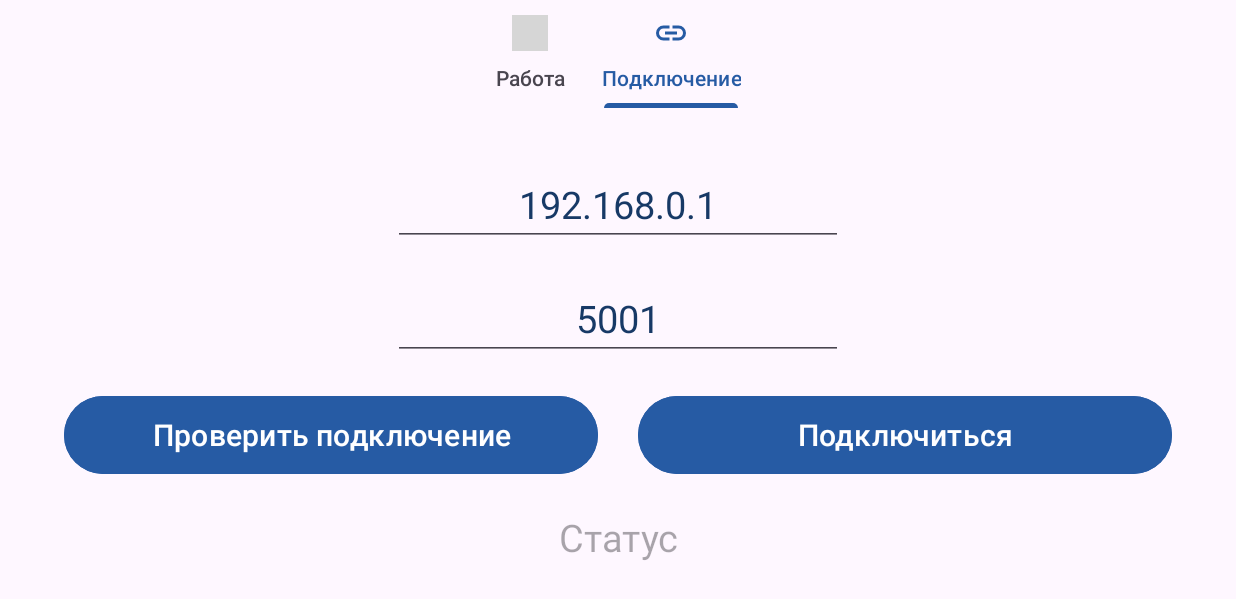
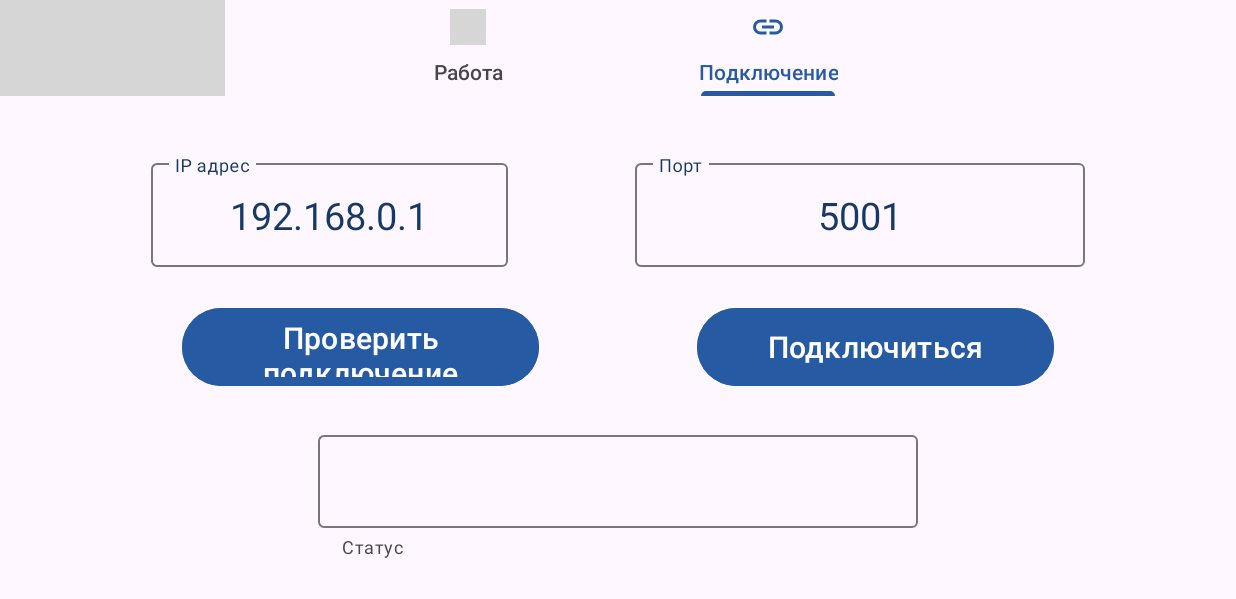
Before and after one commit to mkopichev/scales_2, an Android app: the screen it shows after launch (MainActivity), tab 2 chosen, on a phone screen of 824 x 412 dp (held sideways). Shown: the top 599 px of the screen. Run offline under Robolectric (Android 15) with nearby library versions, the phone set to English and light mode, and no system bars; grey boxes are pictures that could not be loaded.

Commit message:
design issues fixed

```diff
--- a/app/src/main/res/layout/activity_main.xml
+++ b/app/src/main/res/layout/activity_main.xml
@@ -1,14 +1,23 @@
 <?xml version="1.0" encoding="utf-8"?>
 <androidx.constraintlayout.widget.ConstraintLayout xmlns:android="http://schemas.android.com/apk/res/android"
     xmlns:app="http://schemas.android.com/apk/res-auto"
+    xmlns:tools="http://schemas.android.com/tools"
     android:id="@+id/container"
     android:layout_width="match_parent"
     android:layout_height="match_parent">
 
+    <ImageView
+        android:layout_width="150dp"
+        android:layout_height="64dp"
+        android:importantForAccessibility="no"
+        android:src="@drawable/sever_metropol_logo"
+        app:layout_constraintStart_toStartOf="parent"
+        app:layout_constraintTop_toTopOf="parent"/>
+
     <com.google.android.material.tabs.TabLayout
         android:id="@+id/nav_view"
-        android:layout_width="0dp"
-        android:layout_height="wrap_content"
+        android:layout_width="400dp"
+        android:layout_height="64dp"
         android:background="?android:attr/windowBackground"
         app:layout_constraintLeft_toLeftOf="parent"
         app:layout_constraintRight_toRightOf="parent"
@@ -17,14 +26,14 @@
         <com.google.android.material.tabs.TabItem
             android:layout_width="0dp"
             android:layout_height="wrap_content"
-            android:text="@string/title_work"
-            android:icon="@drawable/scales"/>
+            android:icon="@drawable/scales"
+            android:text="@string/title_work" />
 
         <com.google.android.material.tabs.TabItem
             android:layout_width="0dp"
             android:layout_height="wrap_content"
-            android:text="@string/title_connect"
-            android:icon="@drawable/connect"/>
+            android:icon="@drawable/connect"
+            android:text="@string/title_connect" />
 
     </com.google.android.material.tabs.TabLayout>
 
@@ -32,9 +41,9 @@
         android:id="@+id/nav_host_fragment_activity_main"
         android:layout_width="match_parent"
         android:layout_height="0dp"
-        app:defaultNavHost="true"
         android:layout_marginHorizontal="@dimen/activity_horizontal_margin"
         android:layout_marginVertical="@dimen/activity_vertical_margin"
+        app:defaultNavHost="true"
         app:layout_constraintBottom_toBottomOf="parent"
         app:layout_constraintLeft_toLeftOf="parent"
         app:layout_constraintRight_toRightOf="parent"
--- a/app/src/main/res/layout/fragment_connect.xml
+++ b/app/src/main/res/layout/fragment_connect.xml
@@ -5,36 +5,56 @@
     android:layout_width="match_parent"
     android:layout_height="match_parent">
 
-    <EditText
-        android:id="@+id/scale_ip_address"
-
-        android:layout_width="300dp"
+    <com.google.android.material.textfield.TextInputLayout
+        android:id="@+id/scale_ip_address_field"
+        style="@style/input_edit_text"
+        android:layout_width="0dp"
         android:layout_height="wrap_content"
-        android:autofillHints="ip"
         android:hint="@string/ip_hint"
         android:inputType="phone"
         android:textAlignment="center"
-        android:textColor="@color/blue_dark"
-        android:textSize="25sp"
-        app:layout_constraintBottom_toTopOf="@id/scale_port"
-        app:layout_constraintEnd_toEndOf="parent"
+        app:layout_constrainedWidth="true"
+        app:layout_constraintBottom_toTopOf="@id/scale_check_connection_button"
+        app:layout_constraintEnd_toStartOf="@id/scale_port_field"
         app:layout_constraintStart_toStartOf="parent"
-        app:layout_constraintTop_toTopOf="parent" />
+        app:layout_constraintTop_toTopOf="parent"
+        app:layout_constraintWidth_percent="0.3">
 
-    <EditText
-        android:id="@+id/scale_port"
+        <com.google.android.material.textfield.TextInputEditText
+            android:id="@+id/scale_ip_address"
+            style="@style/input_edit_text"
+            android:layout_width="match_parent"
+            android:layout_height="wrap_content"
+            android:textAlignment="center"
+            android:textColor="@color/blue_dark"
+            android:textSize="25sp" />
+
+    </com.google.android.material.textfield.TextInputLayout>
+
+    <com.google.android.material.textfield.TextInputLayout
+        android:id="@+id/scale_port_field"
+        style="@style/input_edit_text"
         android:layout_width="300dp"
         android:layout_height="wrap_content"
-        android:autofillHints="port"
         android:hint="@string/port_hint"
-        android:inputType="number"
         android:textAlignment="center"
-        android:textColor="@color/blue_dark"
-        android:textSize="25sp"
-        app:layout_constraintBottom_toTopOf="@id/scale_check_connection_button"
+        app:layout_constrainedWidth="true"
+        app:layout_constraintBottom_toBottomOf="@id/scale_ip_address_field"
         app:layout_constraintEnd_toEndOf="parent"
-        app:layout_constraintStart_toStartOf="parent"
-        app:layout_constraintTop_toBottomOf="@id/scale_ip_address" />
+        app:layout_constraintStart_toEndOf="@id/scale_ip_address_field"
+        app:layout_constraintTop_toTopOf="@id/scale_ip_address_field"
+        app:layout_constraintWidth_percent="0.3">
+
+        <com.google.android.material.textfield.TextInputEditText
+            android:id="@+id/scale_port"
+            style="@style/input_edit_text"
+            android:layout_width="match_parent"
+            android:layout_height="wrap_content"
+            android:textAlignment="center"
+            android:textColor="@color/blue_dark"
+            android:textSize="25sp" />
+
+    </com.google.android.material.textfield.TextInputLayout>
 
     <com.google.android.material.button.MaterialButton
         android:id="@+id/scale_check_connection_button"
@@ -43,37 +63,46 @@
         android:layout_height="60dp"
         android:text="@string/test_button_text"
         app:layout_constrainedWidth="true"
-        app:layout_constraintBottom_toTopOf="@id/scale_check_connection_status"
+        app:layout_constraintBottom_toTopOf="@id/scale_check_connection_status_field"
         app:layout_constraintEnd_toStartOf="@id/scale_confirm_connection_button"
         app:layout_constraintStart_toStartOf="parent"
-        app:layout_constraintTop_toBottomOf="@id/scale_port"
-        app:layout_constraintWidth_percent="0.45" />
+        app:layout_constraintTop_toBottomOf="@id/scale_port_field"
+        app:layout_constraintWidth_percent="0.3" />
 
     <com.google.android.material.button.MaterialButton
         android:id="@+id/scale_confirm_connection_button"
         style="@style/button_general"
         android:layout_width="0dp"
         android:layout_height="60dp"
-        android:lines="2"
         android:text="@string/confirm_button_text"
         app:layout_constrainedWidth="true"
         app:layout_constraintBottom_toBottomOf="@id/scale_check_connection_button"
         app:layout_constraintEnd_toEndOf="parent"
         app:layout_constraintStart_toEndOf="@id/scale_check_connection_button"
         app:layout_constraintTop_toTopOf="@id/scale_check_connection_button"
-        app:layout_constraintWidth_percent="0.45" />
+        app:layout_constraintWidth_percent="0.3" />
 
-    <TextView
-        android:id="@+id/scale_check_connection_status"
-        android:layout_width="300dp"
+    <com.google.android.material.textfield.TextInputLayout
+        android:id="@+id/scale_check_connection_status_field"
+        style="@style/input_non_edit_text"
+        android:layout_width="400dp"
         android:layout_height="wrap_content"
-        android:hint="@string/status_hint"
-        android:textAlignment="center"
-        android:textColor="@color/blue_dark"
-        android:textSize="25sp"
+        app:helperText="@string/status_hint"
+        app:layout_constrainedHeight="true"
         app:layout_constraintBottom_toBottomOf="parent"
         app:layout_constraintEnd_toEndOf="parent"
         app:layout_constraintStart_toStartOf="parent"
-        app:layout_constraintTop_toBottomOf="@id/scale_check_connection_button" />
+        app:layout_constraintTop_toBottomOf="@id/scale_check_connection_button">
+
+        <com.google.android.material.textfield.TextInputEditText
+            android:id="@+id/scale_check_connection_status"
+            style="@style/input_non_edit_text"
+            android:layout_width="match_parent"
+            android:layout_height="wrap_content"
+            android:textAlignment="center"
+            android:textColor="@color/blue_dark"
+            android:textSize="20sp" />
+
+    </com.google.android.material.textfield.TextInputLayout>
 
 </androidx.constraintlayout.widget.ConstraintLayout>
--- a/app/src/main/res/values/themes.xml
+++ b/app/src/main/res/values/themes.xml
@@ -11,8 +11,34 @@
         <item name="colorOnSecondary">@color/black</item>
         <!-- Status bar color. -->
         <item name="android:statusBarColor">?attr/colorPrimaryVariant</item>
-        <item name="android:textColor">@color/white</item>
+        <item name="android:textColor">@color/blue_dark</item>
         <!-- Customize your theme here. -->
+    </style>
+
+    <style name="input_non_edit_text" parent="Widget.Material3.TextInputLayout.OutlinedBox">
+        <item name="android:minHeight">50dp</item>
+        <item name="android:textColor">?android:attr/textColor</item>
+        <item name="android:textColorHint">?android:attr/textColor</item>
+        <item name="hintTextColor">?android:attr/textColor</item>
+        <item name="android:textSize">16sp</item>
+        <item name="android:clickable">false</item>
+        <item name="android:editable">false</item>
+        <item name="android:focusable">false</item>
+        <item name="android:cursorVisible">false</item>
+        <item name="startIconTint">?android:attr/textColor</item>
+    </style>
+
+    <style name="input_edit_text" parent="Widget.Material3.TextInputLayout.OutlinedBox">
+        <item name="android:minHeight">50dp</item>
+        <item name="android:textColor">?android:attr/textColor</item>
+        <item name="android:textColorHint">?android:attr/textColor</item>
+        <item name="hintTextColor">?android:attr/textColor</item>
+        <item name="android:textSize">16sp</item>
+        <item name="android:clickable">true</item>
+        <item name="android:editable">true</item>
+        <item name="android:focusable">true</item>
+        <item name="android:cursorVisible">true</item>
+        <item name="startIconTint">?android:attr/textColor</item>
     </style>
 
     <style name="button_general" parent="Widget.Material3.Button">
@@ -21,8 +47,8 @@
         <item name="android:textSize">20sp</item>
         <item name="android:gravity">center</item>
         <item name="android:backgroundTint">@drawable/button_general</item>
-        <item name="android:textColor">?android:attr/textColor</item>
-        <item name="iconTint">?android:attr/textColor</item>
+        <item name="android:textColor">@color/white</item>
+        <item name="iconTint">@color/white</item>
         <item name="android:focusable">true</item>
         <item name="android:clickable">true</item>
         <item name="android:enabled">true</item>
```
Also changed, not shown: app/src/main/res/layout/fragment_work.xml (+57 -29 lines), 1 other file.
